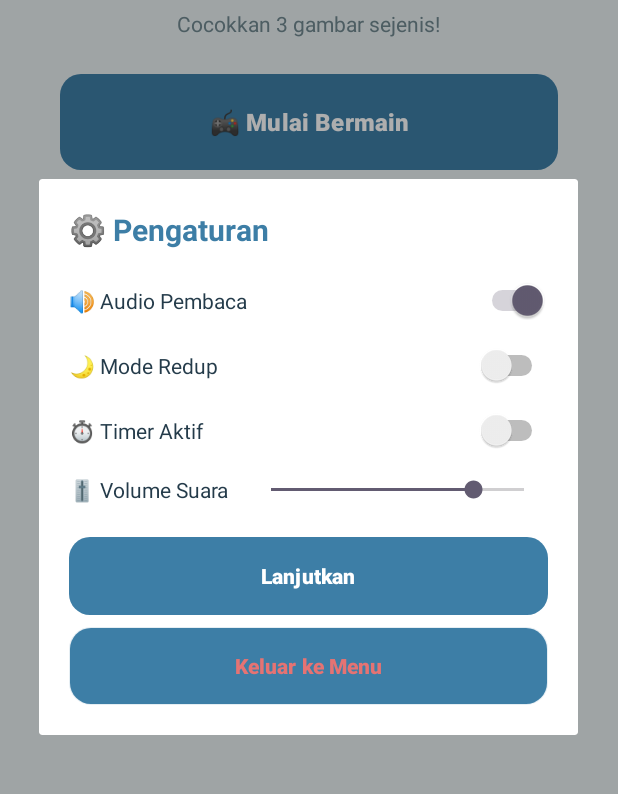
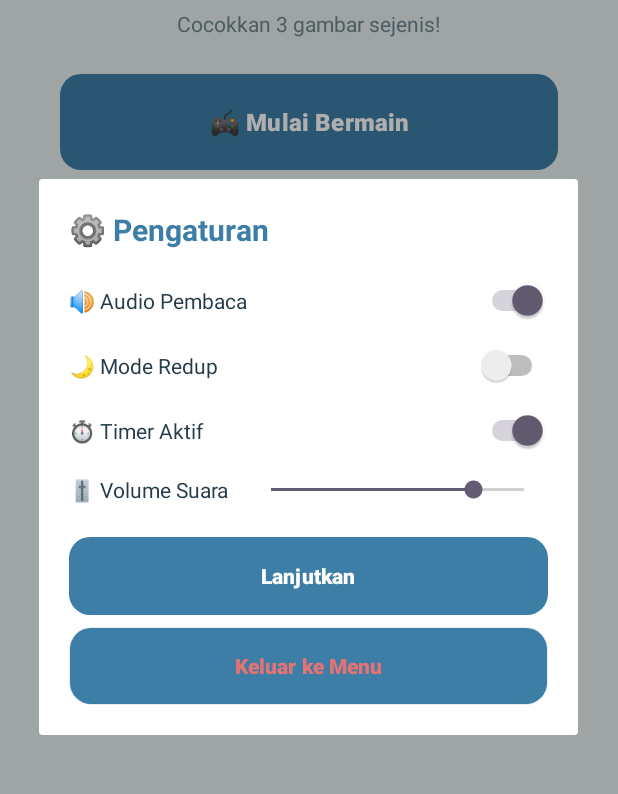
Before and after one commit to anwarlutfi58-cmd/mencocokan-gambar, an Android app: the screen it shows after launch (MainActivity), after a tap on "⚙️ Pengaturan", on a phone screen of 412 x 824 dp, the part 161-955 px from its top. Run offline under Robolectric (Android 15) with nearby library versions, the phone set to English and light mode, and no system bars.

Commit message:
Perbarui app/src/main/java/com/matchtriple/pro/MainActivity.kt

```diff
--- a/app/src/main/java/com/matchtriple/pro/MainActivity.kt
+++ b/app/src/main/java/com/matchtriple/pro/MainActivity.kt
@@ -24,12 +24,36 @@ class MainActivity : AppCompatActivity() {
 
         findViewById<TextView>(R.id.hiScoreMain).text = prefs.getInt("hiScore", 0).toString()
 
+        val btnResume = findViewById<Button>(R.id.btnResume)
+        val hasSave = prefs.getBoolean("hasSavedGame", false)
+        btnResume.visibility = if (hasSave) android.view.View.VISIBLE else android.view.View.GONE
+
+        btnResume.setOnClickListener {
+            val theme = prefs.getString("savedTheme", "fruit") ?: "fruit"
+            val level = prefs.getInt("savedLevel", 1)
+            val score = prefs.getInt("savedScore", 0)
+            startActivity(
+                Intent(this, GameActivity::class.java)
+                    .putExtra("theme", theme)
+                    .putExtra("resumeLevel", level)
+                    .putExtra("resumeScore", score)
+            )
+        }
+
         findViewById<Button>(R.id.btnStart).setOnClickListener {
             speech.speak("Pilih kategori")
             showCategoryDialog()
         }
         findViewById<Button>(R.id.btnSettings).setOnClickListener { showSettings() }
         findViewById<Button>(R.id.btnHelp).setOnClickListener { showHelp() }
+    }
+
+    override fun onResume() {
+        super.onResume()
+        findViewById<TextView>(R.id.hiScoreMain).text = prefs.getInt("hiScore", 0).toString()
+        val hasSave = prefs.getBoolean("hasSavedGame", false)
+        findViewById<Button>(R.id.btnResume).visibility =
+            if (hasSave) android.view.View.VISIBLE else android.view.View.GONE
     }
 
     private fun showCategoryDialog() {
@@ -54,6 +78,7 @@ class MainActivity : AppCompatActivity() {
                     5 -> "travel"
                     else -> "all"
                 }
+                prefs.edit().putBoolean("hasSavedGame", false).apply()
                 startActivity(Intent(this, GameActivity::class.java).putExtra("theme", theme))
             }
             .show()
@@ -68,7 +93,7 @@ class MainActivity : AppCompatActivity() {
 
         swAudio.isChecked = prefs.getBoolean("audioOn", true)
         swDim.isChecked = prefs.getBoolean("dim", false)
-        swTimer.isChecked = prefs.getBoolean("timerOn", false)
+        swTimer.isChecked = prefs.getBoolean("timerOn", true)
         seek.progress = (prefs.getFloat("volume", 0.8f) * 100).toInt()
 
         val dlg = AlertDialog.Builder(this).setView(view).create()
```
